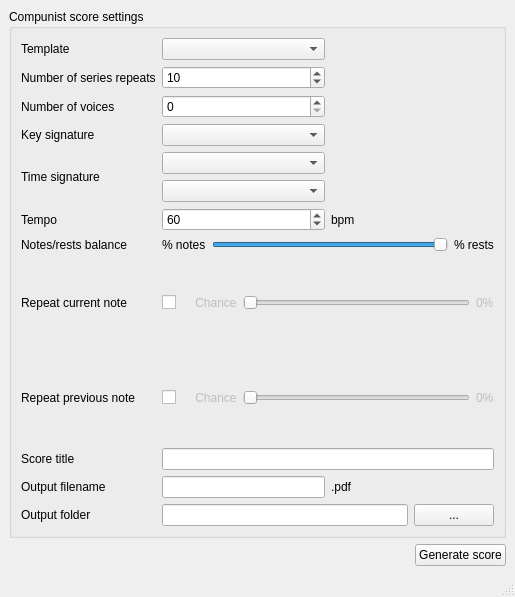
Qt form compunist.ui (HarmaEverts/Dodecaphonist) before a commit.
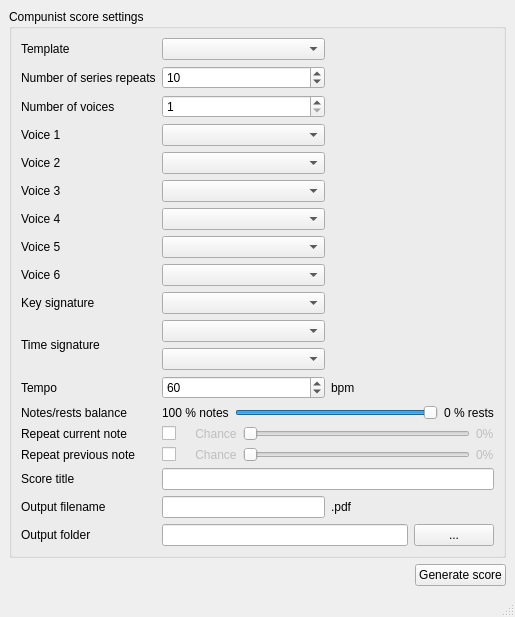
The same form after that commit.

Commit message: Added widgets for each voice (and hid all but one initially).

The edit to the form file:
```diff
--- a/compunist.ui
+++ b/compunist.ui
@@ -23,7 +23,17 @@
       <layout class="QGridLayout" name="gridLayout_3">
        <item row="0" column="0">
         <layout class="QGridLayout" name="gridLayout_2">
-         <item row="8" column="1" colspan="2">
+         <item row="10" column="2">
+          <widget class="QLabel" name="label_18">
+           <property name="text">
+            <string/>
+           </property>
+          </widget>
+         </item>
+         <item row="16" column="1">
+          <widget class="QLineEdit" name="output_filename_2"/>
+         </item>
+         <item row="14" column="1" colspan="2">
           <layout class="QHBoxLayout" name="horizontalLayout_2">
            <item>
             <widget class="QCheckBox" name="repeat_previous_note">
@@ -70,41 +80,10 @@
            </item>
           </layout>
          </item>
-         <item row="4" column="2">
-          <widget class="QLabel" name="label_18">
-           <property name="text">
-            <string/>
-           </property>
-          </widget>
+         <item row="15" column="1" colspan="2">
+          <widget class="QLineEdit" name="score_title"/>
          </item>
-         <item row="10" column="0">
-          <widget class="QLabel" name="label_9">
-           <property name="text">
-            <string>Output filename</string>
-           </property>
-          </widget>
-         </item>
-         <item row="2" column="0">
-          <widget class="QLabel" name="label_3">
-           <property name="text">
-            <string>Number of voices</string>
-           </property>
-           <property name="buddy">
-            <cstring>no_of_voices</cstring>
-           </property>
-          </widget>
-         </item>
-         <item row="6" column="0">
-          <widget class="QLabel" name="label_8">
-           <property name="text">
-            <string>Notes/rests balance</string>
-           </property>
-          </widget>
-         </item>
-         <item row="2" column="1">
-          <widget class="QSpinBox" name="no_of_voices"/>
-         </item>
-         <item row="7" column="1" colspan="2">
+         <item row="13" column="1" colspan="2">
           <layout class="QHBoxLayout" name="horizontalLayout_3">
            <item>
             <widget class="QCheckBox" name="repeat_current_note">
@@ -151,38 +130,34 @@
            </item>
           </layout>
          </item>
-         <item row="1" column="0">
-          <widget class="QLabel" name="label_2">
-           <property name="text">
-            <string>Number of series repeats</string>
-           </property>
-          </widget>
-         </item>
-         <item row="4" column="0">
-          <widget class="QLabel" name="label_6">
-           <property name="text">
-            <string>Time signature</string>
-           </property>
-          </widget>
-         </item>
-         <item row="9" column="0">
-          <widget class="QLabel" name="label_13">
-           <property name="text">
-            <string>Score title</string>
-           </property>
-          </widget>
-         </item>
          <item row="0" column="1">
           <widget class="QComboBox" name="composition_mode"/>
          </item>
-         <item row="8" column="0">
-          <widget class="QLabel" name="label_11">
+         <item row="2" column="0">
+          <widget class="QLabel" name="label_3">
            <property name="text">
-            <string>Repeat previous note</string>
+            <string>Number of voices</string>
+           </property>
+           <property name="buddy">
+            <cstring>no_of_voices</cstring>
            </property>
           </widget>
          </item>
-         <item row="6" column="1" colspan="2">
+         <item row="17" column="1" colspan="2">
+          <layout class="QHBoxLayout" name="horizontalLayout">
+           <item>
+            <widget class="QLineEdit" name="output_foldername"/>
+           </item>
+           <item>
+            <widget class="QPushButton" name="open_file_explorer">
+             <property name="text">
+              <string>...</string>
+             </property>
+            </widget>
+           </item>
+          </layout>
+         </item>
+         <item row="12" column="1" colspan="2">
           <layout class="QGridLayout" name="gridLayout">
            <item row="0" column="1">
             <widget class="QSlider" name="notes_rests_slider">
@@ -200,7 +175,7 @@
            <item row="0" column="0">
             <widget class="QLabel" name="percent_notes">
              <property name="text">
-              <string>% notes</string>
+              <string>100 % notes</string>
              </property>
              <property name="buddy">
               <cstring>notes_rests_slider</cstring>
@@ -210,91 +185,26 @@
            <item row="0" column="3">
             <widget class="QLabel" name="percent_rests">
              <property name="text">
-              <string>% rests</string>
+              <string>0 % rests</string>
              </property>
             </widget>
            </item>
           </layout>
          </item>
-         <item row="3" column="0">
-          <widget class="QLabel" name="label_4">
-           <property name="text">
-            <string>Key signature</string>
-           </property>
-           <property name="buddy">
-            <cstring>key</cstring>
-           </property>
-          </widget>
-         </item>
-         <item row="5" column="1">
-          <widget class="QSpinBox" name="tempo">
-           <property name="minimum">
-            <number>12</number>
-           </property>
-           <property name="maximum">
-            <number>200</number>
-           </property>
-           <property name="value">
-            <number>60</number>
-           </property>
-          </widget>
-         </item>
-         <item row="5" column="2">
+         <item row="11" column="2">
           <widget class="QLabel" name="label_17">
            <property name="text">
             <string>bpm</string>
            </property>
           </widget>
          </item>
-         <item row="10" column="2">
-          <widget class="QLabel" name="label_10">
+         <item row="10" column="0">
+          <widget class="QLabel" name="label_6">
            <property name="text">
-            <string>.pdf</string>
+            <string>Time signature</string>
            </property>
           </widget>
          </item>
-         <item row="7" column="0">
-          <widget class="QLabel" name="label_12">
-           <property name="text">
-            <string>Repeat current note</string>
-           </property>
-          </widget>
-         </item>
-         <item row="1" column="1">
-          <widget class="QSpinBox" name="no_of_repeats">
-           <property name="minimum">
-            <number>1</number>
-           </property>
-           <property name="value">
-            <number>10</number>
-           </property>
-          </widget>
-         </item>
-         <item row="5" column="0">
-          <widget class="QLabel" name="label_5">
-           <property name="text">
-            <string>Tempo</string>
-           </property>
-          </widget>
-         </item>
-         <item row="4" column="1">
-          <layout class="QVBoxLayout" name="verticalLayout">
-           <item>
-            <widget class="QComboBox" name="time_enumerator">
-             <property name="styleSheet">
-              <string notr="true"/>
-             </property>
-            </widget>
-           </item>
-           <item>
-            <widget class="QComboBox" name="time_denominator">
-             <property name="styleSheet">
-              <string notr="true"/>
-             </property>
-            </widget>
-           </item>
-          </layout>
-         </item>
          <item row="0" column="0">
           <layout class="QHBoxLayout" name="horizontalLayout_4">
            <item>
@@ -309,9 +219,53 @@
            </item>
           </layout>
          </item>
-         <item row="3" column="1">
+         <item row="13" column="0">
+          <widget class="QLabel" name="label_12">
+           <property name="text">
+            <string>Repeat current note</string>
+           </property>
+          </widget>
+         </item>
+         <item row="9" column="1">
           <widget class="QComboBox" name="key"/>
          </item>
+         <item row="11" column="0">
+          <widget class="QLabel" name="label_5">
+           <property name="text">
+            <string>Tempo</string>
+           </property>
+          </widget>
+         </item>
+         <item row="1" column="1">
+          <widget class="QSpinBox" name="no_of_repeats">
+           <property name="minimum">
+            <number>1</number>
+           </property>
+           <property name="value">
+            <number>10</number>
+           </property>
+          </widget>
+         </item>
+         <item row="15" column="0">
+          <widget class="QLabel" name="label_13">
+           <property name="text">
+            <string>Score title</string>
+           </property>
+          </widget>
+         </item>
+         <item row="11" column="1">
+          <widget class="QSpinBox" name="tempo">
+           <property name="minimum">
+            <number>12</number>
+           </property>
+           <property name="maximum">
+            <number>200</number>
+           </property>
+           <property name="value">
+            <number>60</number>
+           </property>
+          </widget>
+         </item>
          <item row="1" column="2">
           <spacer name="horizontalSpacer">
            <property name="orientation">
@@ -325,24 +279,53 @@
            </property>
           </spacer>
          </item>
+         <item row="16" column="2">
+          <widget class="QLabel" name="label_10">
+           <property name="text">
+            <string>.pdf</string>
+           </property>
+          </widget>
+         </item>
+         <item row="16" column="0">
+          <widget class="QLabel" name="label_9">
+           <property name="text">
+            <string>Output filename</string>
+           </property>
+          </widget>
+         </item>
          <item row="10" column="1">
-          <widget class="QLineEdit" name="output_filename_2"/>
-         </item>
-         <item row="11" column="1" colspan="2">
-          <layout class="QHBoxLayout" name="horizontalLayout">
+          <layout class="QVBoxLayout" name="verticalLayout">
            <item>
-            <widget class="QLineEdit" name="output_foldername"/>
+            <widget class="QComboBox" name="time_enumerator">
+             <property name="styleSheet">
+              <string notr="true"/>
+             </property>
+            </widget>
            </item>
            <item>
-            <widget class="QPushButton" name="open_file_explorer">
-             <property name="text">
-              <string>...</string>
+            <widget class="QComboBox" name="time_denominator">
+             <property name="styleSheet">
+              <string notr="true"/>
              </property>
             </widget>
            </item>
           </layout>
          </item>
-         <item row="11" column="0">
+         <item row="14" column="0">
+          <widget class="QLabel" name="label_11">
+           <property name="text">
+            <string>Repeat previous note</string>
+           </property>
+          </widget>
+         </item>
+         <item row="1" column="0">
+          <widget class="QLabel" name="label_2">
+           <property name="text">
+            <string>Number of series repeats</string>
+           </property>
+          </widget>
+         </item>
+         <item row="17" column="0">
           <widget class="QLabel" name="label_7">
            <property name="text">
             <string>Output folder</string>
@@ -352,8 +335,110 @@
            </property>
           </widget>
          </item>
-         <item row="9" column="1" colspan="2">
-          <widget class="QLineEdit" name="score_title"/>
+         <item row="2" column="1">
+          <widget class="QSpinBox" name="no_of_voices">
+           <property name="minimum">
+            <number>1</number>
+           </property>
+           <property name="maximum">
+            <number>6</number>
+           </property>
+          </widget>
+         </item>
+         <item row="12" column="0">
+          <widget class="QLabel" name="label_8">
+           <property name="text">
+            <string>Notes/rests balance</string>
+           </property>
+          </widget>
+         </item>
+         <item row="9" column="0">
+          <widget class="QLabel" name="label_4">
+           <property name="text">
+            <string>Key signature</string>
+           </property>
+           <property name="buddy">
+            <cstring>key</cstring>
+           </property>
+          </widget>
+         </item>
+         <item row="3" column="0">
+          <widget class="QLabel" name="voice1label">
+           <property name="styleSheet">
+            <string notr="true"/>
+           </property>
+           <property name="text">
+            <string>Voice 1</string>
+           </property>
+          </widget>
+         </item>
+         <item row="4" column="0">
+          <widget class="QLabel" name="voice2label">
+           <property name="styleSheet">
+            <string notr="true"/>
+           </property>
+           <property name="text">
+            <string>Voice 2</string>
+           </property>
+          </widget>
+         </item>
+         <item row="5" column="0">
+          <widget class="QLabel" name="voice3label">
+           <property name="styleSheet">
+            <string notr="true"/>
+           </property>
+           <property name="text">
+            <string>Voice 3</string>
+           </property>
+          </widget>
+         </item>
+         <item row="6" column="0">
+          <widget class="QLabel" name="voice4label">
+           <property name="styleSheet">
+            <string notr="true"/>
+           </property>
+           <property name="text">
+            <string>Voice 4</string>
+           </property>
+          </widget>
+         </item>
+         <item row="7" column="0">
+          <widget class="QLabel" name="voice5label">
+           <property name="styleSheet">
+            <string notr="true"/>
+           </property>
+           <property name="text">
+            <string>Voice 5</string>
+           </property>
+          </widget>
+         </item>
+         <item row="8" column="0">
+          <widget class="QLabel" name="voice6label">
+           <property name="styleSheet">
+            <string notr="true"/>
+           </property>
+           <property name="text">
+            <string>Voice 6</string>
+           </property>
+          </widget>
+         </item>
+         <item row="3" column="1">
+          <widget class="QComboBox" name="voice1"/>
+         </item>
+         <item row="4" column="1">
+          <widget class="QComboBox" name="voice2"/>
+         </item>
+         <item row="5" column="1">
+          <widget class="QComboBox" name="voice3"/>
+         </item>
+         <item row="6" column="1">
+          <widget class="QComboBox" name="voice4"/>
+         </item>
+         <item row="7" column="1">
+          <widget class="QComboBox" name="voice5"/>
+         </item>
+         <item row="8" column="1">
+          <widget class="QComboBox" name="voice6"/>
          </item>
         </layout>
        </item>
```
The commit also changes 3 other files.
